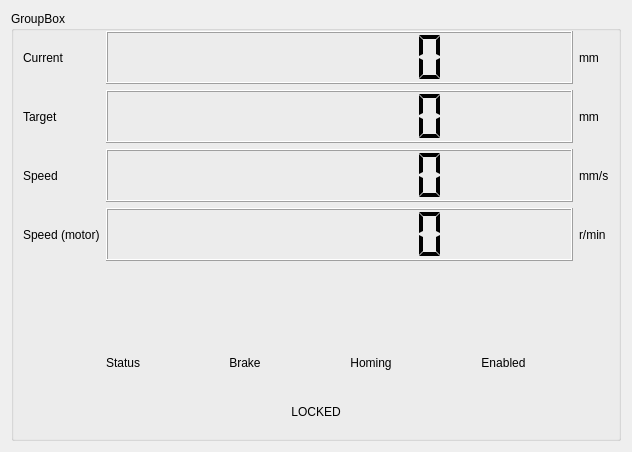
Old version of the form GUI/forms/motorstats.ui in the repository piotrpodlaski/rimokun.
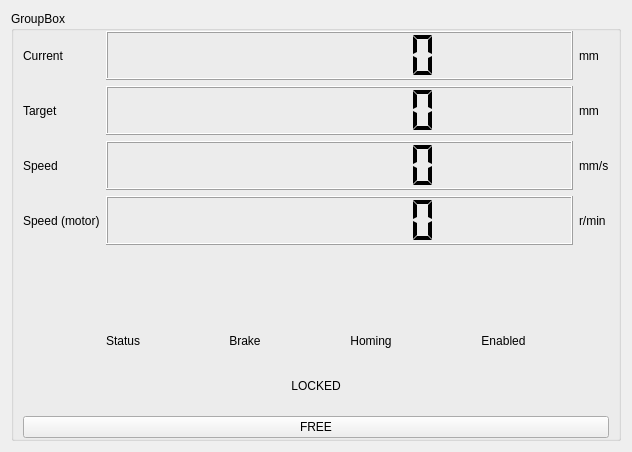
New version of the form. Custom widgets are drawn as their Qt base class.

Commit message: Add guarded motor FREE control

Patch:
```diff
--- a/GUI/forms/motorstats.ui
+++ b/GUI/forms/motorstats.ui
@@ -72,6 +72,13 @@
         </property>
        </widget>
       </item>
+      <item row="7" column="0" colspan="3">
+       <widget class="QPushButton" name="freeButton">
+        <property name="text">
+         <string>FREE</string>
+        </property>
+       </widget>
+      </item>
       <item row="5" column="0" colspan="3">
        <layout class="QHBoxLayout" name="horizontalLayout">
         <item>
```
The commit also changes 48 other files.
